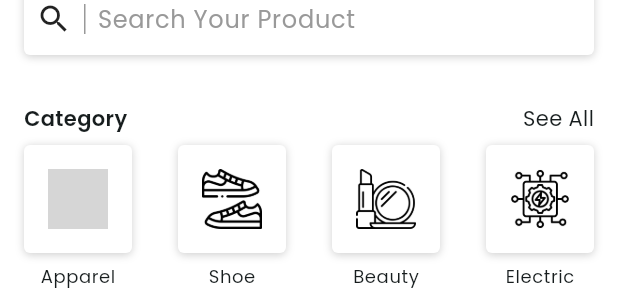
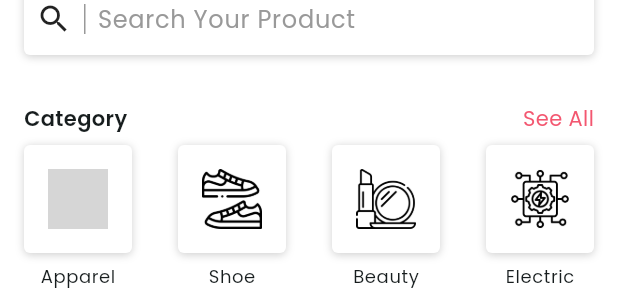
Before and after one commit to PixelSam123/flutter_task_archive, a Flutter app: the ProductListPage widget shown alone on an empty page, opened directly, on a phone screen of 412 x 824 dp. Shown: the part 125-425 px from the top of the screen. Run offline on Flutter 3.47's test engine with Material 3 defaults, Android fonts, the light colour scheme and no system bars; missing offline and left inert: window_size; grey boxes are pictures that could not be loaded.

Commit message:
add animations, hover states & other goodies to product list

```diff
--- a/lib/pages/product_list.dart
+++ b/lib/pages/product_list.dart
@@ -12,7 +12,7 @@ class ProductListPage extends StatelessWidget {
         colorScheme: ColorScheme.fromSeed(seedColor: Colors.pink).copyWith(
           primary: const Color(0xFFF35770),
           tertiary: const Color(0xFF999999),
-          tertiaryContainer: const Color(0xFFF4F4F6),
+          tertiaryContainer: const Color(0xFFE0E0E0),
           surface: const Color(0xFFFFFFFF),
         ),
         inputDecorationTheme: const InputDecorationTheme(
@@ -163,6 +163,7 @@ class _ProductsViewState extends State<_ProductsView> {
 
   String? _selectedCategoryName;
   String _searchedProductText = '';
+  bool _isSeeAllHovered = false;
 
   final pageBoxShadow = [
     BoxShadow(
@@ -230,13 +231,37 @@ class _ProductsViewState extends State<_ProductsView> {
               'Category',
               style: TextStyle(fontWeight: FontWeight.w600),
             ),
-            GestureDetector(
+            MouseRegion(
+              onEnter: (event) {
+                setState(() {
+                  _isSeeAllHovered = true;
+                });
+              },
+              onExit: (event) {
+                setState(() {
+                  _isSeeAllHovered = false;
+                });
+              },
+              child: GestureDetector(
                 onTap: () {
                   setState(() {
                     _selectedCategoryName = null;
                   });
                 },
-              child: const Text('See All'),
+                child: Text(
+                  'See All',
+                  style: TextStyle(
+                    color: _selectedCategoryName == null
+                        ? Theme.of(context).colorScheme.primary
+                        : null,
+                    decoration:
+                        _isSeeAllHovered ? TextDecoration.underline : null,
+                    decorationColor: _selectedCategoryName == null
+                        ? Theme.of(context).colorScheme.primary
+                        : null,
+                  ),
+                ),
+              ),
             ),
           ],
         ),
@@ -276,7 +301,7 @@ class _ProductsViewState extends State<_ProductsView> {
   }
 }
 
-class _Category extends StatelessWidget {
+class _Category extends StatefulWidget {
   final Category category;
   final bool isActive;
   final void Function() onTap;
@@ -288,6 +313,13 @@ class _Category extends StatelessWidget {
   });
 
   @override
+  State<_Category> createState() => _CategoryState();
+}
+
+class _CategoryState extends State<_Category> {
+  bool _isHovered = false;
+
+  @override
   Widget build(BuildContext context) {
     final categoryBoxShadow = [
       BoxShadow(
@@ -297,30 +329,47 @@ class _Category extends StatelessWidget {
       ),
     ];
 
-    return GestureDetector(
-      onTap: onTap,
+    return MouseRegion(
+      onEnter: (event) {
+        setState(() {
+          _isHovered = true;
+        });
+      },
+      onExit: (event) {
+        setState(() {
+          _isHovered = false;
+        });
+      },
+      child: GestureDetector(
+        onTap: widget.onTap,
         child: Column(
           children: [
-          Container(
+            AnimatedContainer(
+              duration: const Duration(milliseconds: 150),
+              curve: Curves.decelerate,
               padding: const EdgeInsets.all(16.0),
               decoration: BoxDecoration(
-              color: isActive
+                color: widget.isActive
                     ? Theme.of(context).colorScheme.primary
+                    : _isHovered
+                        ? Theme.of(context).colorScheme.tertiaryContainer
                         : Theme.of(context).colorScheme.surface,
                 boxShadow: categoryBoxShadow,
                 borderRadius: BorderRadius.circular(4.0),
               ),
               child: Image.asset(
-              category.imagePath,
+                widget.category.imagePath,
                 width: 40.0,
                 height: 40.0,
-              color: isActive ? Colors.white : null,
+                color: widget.isActive ? Colors.white : null,
                 filterQuality: FilterQuality.medium,
               ),
             ),
             const SizedBox(height: 8.0),
-          Text(category.name, style: Theme.of(context).textTheme.bodySmall),
+            Text(widget.category.name,
+                style: Theme.of(context).textTheme.bodySmall),
           ],
+        ),
       ),
     );
   }
```
Lines whose indentation alone changed are shown as unchanged.
